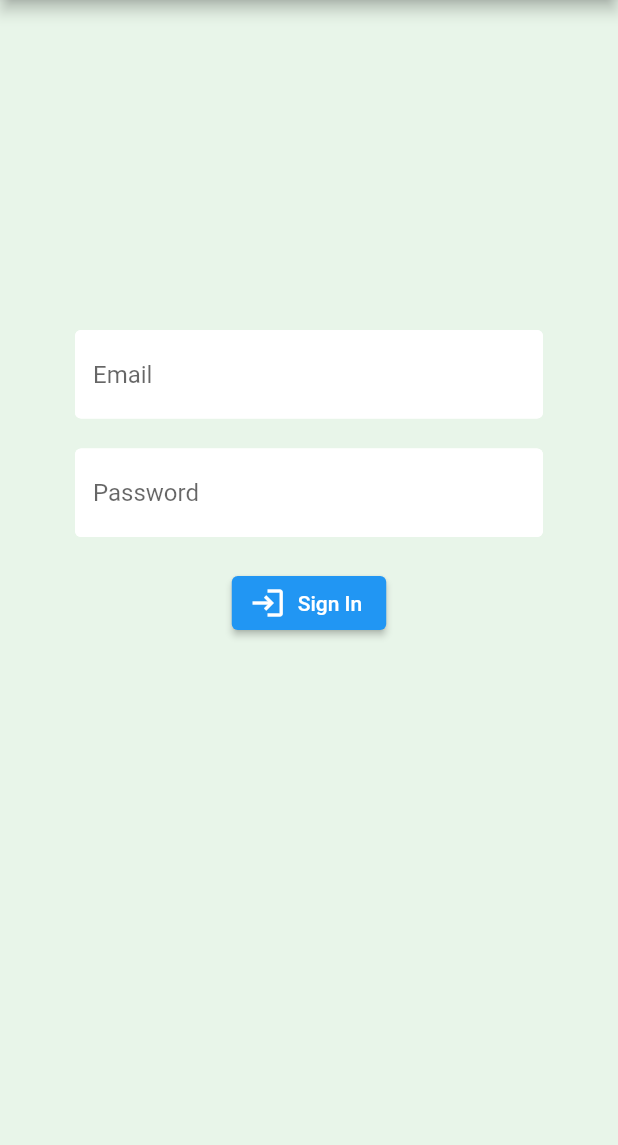
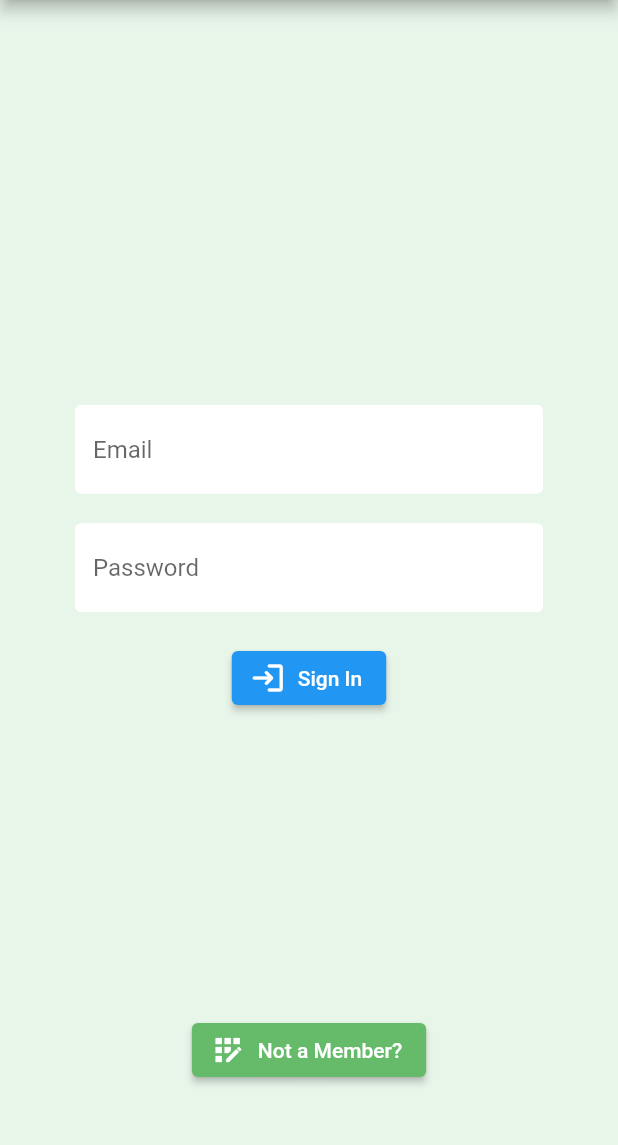
Before and after one commit to pasindu07/flutter-barcode, a Flutter app: the SignIn screen opened directly, on a phone screen of 412 x 824 dp, the part 84-1229 px from its top. Run offline on Flutter 3.47's test engine with Material 2 defaults, Android fonts, the phone set to English and light mode, and no system bars; our stand-ins replace firebase_auth, firebase_core; accounts and stored records are empty.

Commit message:
front done

```diff
--- a/lib/screens/authenticate/authenticate.dart
+++ b/lib/screens/authenticate/authenticate.dart
@@ -22,7 +22,7 @@ class _AuthenticateState extends State<Authenticate> {
 
   @override
   Widget build(BuildContext context) {
-    if(signInView)
+    if(!signInView)
       return SignIn(toggleView: toggleView);
     else
       return Register(toggleView: toggleView);
--- a/lib/screens/authenticate/signIn.dart
+++ b/lib/screens/authenticate/signIn.dart
@@ -1,8 +1,6 @@
 import 'package:barcode/services/auth.dart';
 import 'package:flutter/material.dart';
 import 'package:barcode/shared/constant.dart';
-
-
 
 class SignIn extends StatefulWidget {
   final Function toggleView;
@@ -13,7 +11,6 @@ class SignIn extends StatefulWidget {
 }
 
 class _SignInState extends State<SignIn> {
-
   final AuthService _auth = AuthService();
   final _formKey = GlobalKey<FormState>();
 
@@ -32,40 +29,65 @@ class _SignInState extends State<SignIn> {
         backgroundColor: Colors.blue[700],
         title: Text('Bar Code Reader'),
       ),
-      body: Container(
-        margin: EdgeInsets.fromLTRB(0.0, 200.0, 0.0, 0.0),
-        padding: EdgeInsets.symmetric(horizontal:50.0,vertical:20.0),
+      body: Wrap(
+        children: [
+          Container(
+            margin: EdgeInsets.fromLTRB(0.0, 250.0, 0.0, 0.0),
+            padding: EdgeInsets.symmetric(horizontal: 50.0, vertical: 20.0),
             child: Form(
               key: _formKey,
-          child:Column(
+              child: Column(
                 children: <Widget>[
                   TextFormField(
-                decoration: textInputDecoration.copyWith(hintText:'Email'),
-                validator: (value) => value.isEmpty?'Enter an Email':null,
+                    decoration: textInputDecoration.copyWith(hintText: 'Email'),
+                    validator: (value) =>
+                        value.isEmpty ? 'Enter an Email' : null,
                     onChanged: (value) {
                       setState(() {
                         email = value;
                       });
                     },
                   ),
-              SizedBox(height:20.0),
+                  SizedBox(height: 20.0),
                   TextFormField(
-                decoration: textInputDecoration.copyWith(hintText:'Password'),
-                validator: (value) => value.isEmpty?'Enter The Password':null,
+                    decoration:
+                        textInputDecoration.copyWith(hintText: 'Password'),
+                    validator: (value) =>
+                        value.isEmpty ? 'Enter The Password' : null,
                     onChanged: (value) {
                       setState(() {
                         password = value;
                       });
                     },
                   ),
-              SizedBox(height:20.0),
+                  SizedBox(height: 20.0),
                   ElevatedButton.icon(
-                onPressed: (){},
-                icon: Icon(Icons.login),
+                    onPressed: () {},
+                    icon: Icon(Icons.login_rounded),
                     label: Text('Sign In'),
                   ),
-          ],),
+                ],
               ),
+            ),
+          ),
+          Center(
+            child: Container(
+              margin: EdgeInsets.only(top: 130.0),
+              padding: EdgeInsets.symmetric(horizontal: 50.0, vertical: 50.0),
+              child: ElevatedButton.icon(
+                onPressed: () {
+                  widget.toggleView();
+                },
+                style: ButtonStyle(
+                  backgroundColor:
+                      MaterialStateProperty.all<Color>(Colors.green[400]),
+                ),
+                icon: Icon(Icons.app_registration),
+                label: Text('Not a Member?'),
+              ),
+            ),
+          ),
+        ],
       ),
     );
   }
--- a/lib/shared/constant.dart
+++ b/lib/shared/constant.dart
@@ -8,7 +8,7 @@ const textInputDecoration = InputDecoration(
                     borderSide: BorderSide(color: Colors.white, width: 2.0),
                   ),
                   focusedBorder: OutlineInputBorder(
-                    borderSide: BorderSide(color: Colors.blue, width: 2.0),
+                    borderSide: BorderSide(color: Colors.green, width: 2.0),
                   ),
 
 );
```
Also changed, not shown: lib/screens/authenticate/register.dart (+86 -5 lines). Lines whose indentation alone changed are shown as unchanged.
